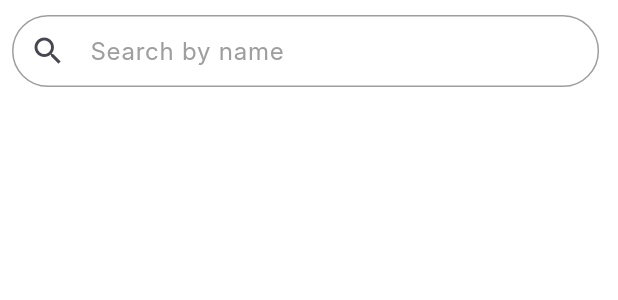
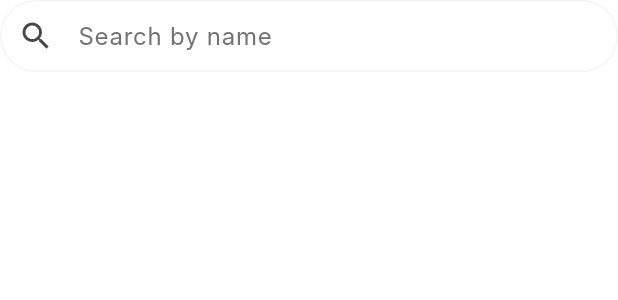
Before and after one commit to MustuBharmal/DocBookingApp, a Flutter app: the CustomSearchTextfield widget shown alone on an empty page, opened directly, on a phone screen of 412 x 824 dp. Shown: the top 300 px of the screen. Run offline on Flutter 3.47's test engine with Material 3 defaults, Android fonts, the phone set to English and light mode, and no system bars; our stand-ins replace get, get_storage, google_fonts, logger; accounts and stored records are empty; network calls fail; Roboto replaces fonts that are missing (Inter).

Commit message:
list of Specialist screen update

```diff
--- a/lib/global/constant_string.dart
+++ b/lib/global/constant_string.dart
@@ -33,5 +33,7 @@ class ConstantString {
   static const howTobBePartner = "How to be Partner";
   static const prescription = "Prescription";
   static const bookAppointment = "Book Appointment";
-
+  static const searchByName = "Search by name";
+  static const home = "Home";
+  static const clinic = "Clinic";
 }
--- a/lib/presentations/specialist/widget/custom_search_textfield.dart
+++ b/lib/presentations/specialist/widget/custom_search_textfield.dart
@@ -1,39 +1,32 @@
+import 'package:doc_booking_app/global/app_color.dart';
 import 'package:flutter/material.dart';
-import 'package:get/get.dart';
 class CustomSearchTextfield extends StatelessWidget {
-  const CustomSearchTextfield({super.key,required this.hintText,required this.controller});
+  const  CustomSearchTextfield({super.key,required this.hintText,required this.controller});
   final String hintText;
   final TextEditingController controller;
   @override
   Widget build(BuildContext context) {
-    return Padding(
-      padding: const EdgeInsets.symmetric(horizontal: 8,vertical: 10),
-      child: SizedBox(
-        width: Get.width * 0.95,
-        height: 50,
-        child: TextField(
+    return TextField(
       controller: controller,
       decoration: InputDecoration(
         prefixIcon: const Icon(Icons.search),
         hintText: hintText,
-            hintStyle: TextStyle(color: Colors.grey.shade500),
+        hintStyle: TextStyle(color: AppColors.gray600),
         border: OutlineInputBorder(
           borderRadius: BorderRadius.circular(50),
-              borderSide: const BorderSide(color: Colors.grey),
+          borderSide: const BorderSide(color:AppColors.borderColor),
         ),
         focusedBorder: OutlineInputBorder(
           borderRadius: BorderRadius.circular(50),
-              borderSide: const BorderSide(color: Colors.grey, width: 2),
+          borderSide: BorderSide(color: AppColors.grey, width: 2),
         ),
         enabledBorder: OutlineInputBorder(
           borderRadius: BorderRadius.circular(50),
-              borderSide: const BorderSide(color: Colors.grey),
+          borderSide: const BorderSide(color: AppColors.borderColor),
         ),
         isCollapsed: true,
         contentPadding: const EdgeInsets.symmetric(vertical: 12),
       ),
-        ),
-      ),
     );
   }
 }
```
Also changed, not shown: lib/presentations/specialist/view/list_of_specialist_screen.dart (+15 -20 lines). Lines whose indentation alone changed are shown as unchanged.
